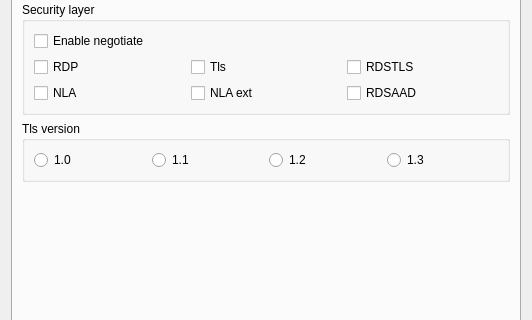
Above: Plugins/FreeRDP/Client/DlgSetFreeRDP.ui from KangLin/RabbitRemoteControl before the change; both pictures show x 0 to 532 and y 161 to 481 of the 532 by 587 pixel window. Below: the same form after it.
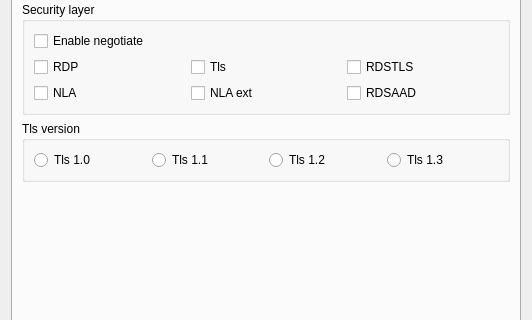
That is the form after the change. Icons and pictures are not drawn. Custom widgets are drawn as their Qt base class.

Diff of the .ui file:
```diff
--- a/Plugins/FreeRDP/Client/DlgSetFreeRDP.ui
+++ b/Plugins/FreeRDP/Client/DlgSetFreeRDP.ui
@@ -207,28 +207,28 @@
           <item row="0" column="0">
            <widget class="QRadioButton" name="rbTls1_0">
             <property name="text">
-             <string>1.0</string>
+             <string>Tls 1.0</string>
             </property>
            </widget>
           </item>
           <item row="0" column="1">
            <widget class="QRadioButton" name="rbTls1_1">
             <property name="text">
-             <string>1.1</string>
+             <string>Tls 1.1</string>
             </property>
            </widget>
           </item>
           <item row="0" column="2">
            <widget class="QRadioButton" name="rbTls1_2">
             <property name="text">
-             <string>1.2</string>
+             <string>Tls 1.2</string>
             </property>
            </widget>
           </item>
           <item row="0" column="3">
            <widget class="QRadioButton" name="rbTls1_3">
             <property name="text">
-             <string>1.3</string>
+             <string>Tls 1.3</string>
             </property>
            </widget>
           </item>
```
